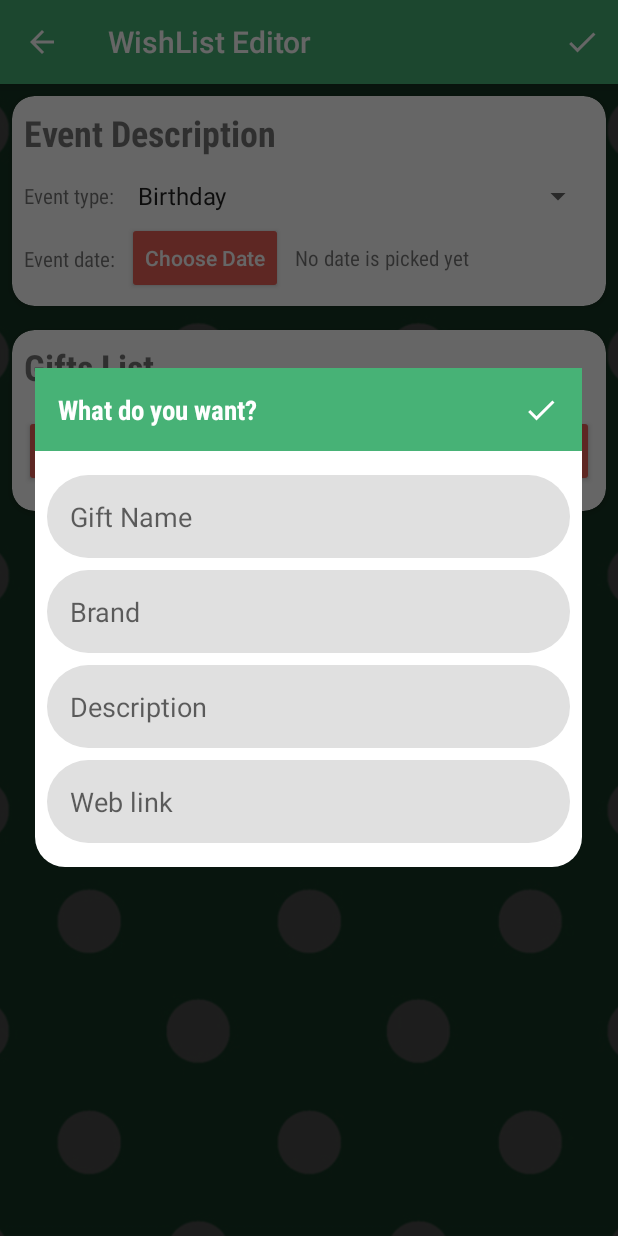
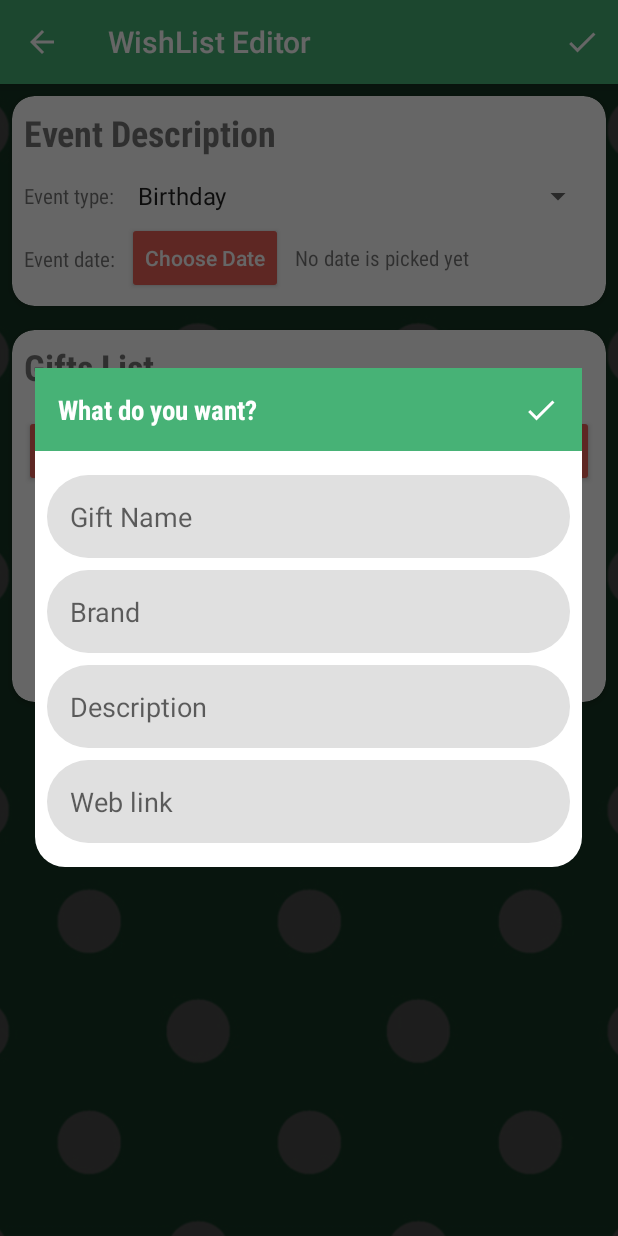
Before and after one commit to omar745/Get-Me, an Android app: the WishListEditorActivity screen opened directly, with no data from a screen before it, after a tap on "Add Gift", on a phone screen of 412 x 824 dp. Run offline under Robolectric (Android 15) with nearby library versions, the phone set to English and light mode, and no system bars; our stand-ins replace ButterKnife, Firebase (no records; nobody signed in at launch, a user with empty details on screens opened directly); libraries missing offline, so code that uses them is left out: com.facebook.

Commit message:
Add gift picker and make it functional

```diff
--- a/app/src/main/java/com/mouris/mario/getme/ui/gift_editor_dialog/GiftEditorDialog.java
+++ b/app/src/main/java/com/mouris/mario/getme/ui/gift_editor_dialog/GiftEditorDialog.java
@@ -3,6 +3,7 @@ package com.mouris.mario.getme.ui.gift_editor_dialog;
 import android.annotation.SuppressLint;
 import android.app.AlertDialog;
 import android.app.Dialog;
+import android.arch.lifecycle.ViewModelProviders;
 import android.graphics.Color;
 import android.graphics.drawable.ColorDrawable;
 import android.graphics.drawable.InsetDrawable;
@@ -12,14 +13,33 @@ import android.support.v4.app.DialogFragment;
 import android.view.LayoutInflater;
 import android.view.View;
 import android.view.WindowManager;
+import android.widget.EditText;
+import android.widget.Toast;
 
 import com.mouris.mario.getme.R;
+import com.mouris.mario.getme.data.actors.Gift;
 
+import butterknife.BindView;
 import butterknife.ButterKnife;
+import butterknife.OnClick;
 
 //TODO: Fix glitch when keyboard shows (Wrap content scrollview)
 public class GiftEditorDialog extends DialogFragment {
     public static final String DIALOG_TAG = "gift_editor_dialog_tag";
+
+    @BindView(R.id.gift_name_editText) EditText mGiftNameEt;
+    @BindView(R.id.description_editText) EditText mDescriptionEt;
+    @BindView(R.id.brand_editText) EditText mBrandEt;
+    @BindView(R.id.web_link_editText) EditText mWebLinkEt;
+
+    private GiftEditorViewModel mViewModel;
+    private OnGiftSave mGiftSaveListener;
+
+    public GiftEditorDialog() { }
+
+    public void setOnGiftSaveListener(OnGiftSave listener) {
+        mGiftSaveListener = listener;
+    }
 
     @NonNull
     @SuppressLint("InflateParams")
@@ -51,5 +71,57 @@ public class GiftEditorDialog extends DialogFragment {
             InsetDrawable inset = new InsetDrawable(back, 20);
             getDialog().getWindow().setBackgroundDrawable(inset);
         }
+
+        mViewModel = ViewModelProviders.of(this).get(GiftEditorViewModel.class);
+
+        if (mViewModel.gift == null) {
+            mViewModel.gift = new Gift();
+        } else {
+            mGiftNameEt.setText(mViewModel.gift.gift_name);
+            mBrandEt.setText(mViewModel.gift.brand);
+            mDescriptionEt.setText(mViewModel.gift.description);
+            mWebLinkEt.setText(mViewModel.gift.web_link);
+        }
+
+    }
+
+    @Override
+    public void onPause() {
+        super.onPause();
+
+        mViewModel.gift.gift_name = getStringOrNull(mGiftNameEt);
+        mViewModel.gift.brand = getStringOrNull(mBrandEt);
+        mViewModel.gift.description = getStringOrNull(mDescriptionEt);
+        mViewModel.gift.web_link = getStringOrNull(mWebLinkEt);
+    }
+
+    @OnClick(R.id.save_button)
+    void saveButtonClicked() {
+        if (mGiftNameEt.getText().toString().isEmpty()) {
+            Toast.makeText(getContext(), R.string.empty_gift_name_toast, Toast.LENGTH_LONG).show();
+        } else {
+            mViewModel.gift.gift_name = getStringOrNull(mGiftNameEt);
+            mViewModel.gift.brand = getStringOrNull(mBrandEt);
+            mViewModel.gift.description = getStringOrNull(mDescriptionEt);
+            mViewModel.gift.web_link = getStringOrNull(mWebLinkEt);
+
+            mGiftSaveListener.onGiftSaved(mViewModel.gift);
+
+            Toast.makeText(getContext(), R.string.gift_saved_successfully, Toast.LENGTH_LONG).show();
+
+            dismiss();
+        }
+    }
+
+    private String getStringOrNull(EditText editText) {
+        if (editText.getText().toString().isEmpty() || editText.getText() == null) {
+            return null;
+        } else {
+            return editText.getText().toString();
+        }
+    }
+
+    public interface OnGiftSave {
+        void onGiftSaved(Gift gift);
     }
 }
--- /dev/null
+++ b/app/src/main/java/com/mouris/mario/getme/ui/gift_editor_dialog/GiftEditorViewModel.java
@@ -0,0 +1,11 @@
+package com.mouris.mario.getme.ui.gift_editor_dialog;
+
+import android.arch.lifecycle.ViewModel;
+
+import com.mouris.mario.getme.data.actors.Gift;
+
+public class GiftEditorViewModel extends ViewModel {
+
+    public Gift gift;
+
+}
--- a/app/src/main/java/com/mouris/mario/getme/ui/wishlist_editor_activity/WishListEditorActivity.java
+++ b/app/src/main/java/com/mouris/mario/getme/ui/wishlist_editor_activity/WishListEditorActivity.java
@@ -3,7 +3,6 @@ package com.mouris.mario.getme.ui.wishlist_editor_activity;
 import android.app.DatePickerDialog;
 import android.arch.lifecycle.ViewModelProviders;
 import android.support.design.widget.Snackbar;
-import android.support.v4.app.DialogFragment;
 import android.support.v7.app.AppCompatActivity;
 import android.os.Bundle;
 import android.support.v7.widget.LinearLayoutManager;
@@ -17,6 +16,7 @@ import android.widget.Spinner;
 import android.widget.TextView;
 
 import com.mouris.mario.getme.R;
+import com.mouris.mario.getme.data.actors.Gift;
 import com.mouris.mario.getme.data.actors.WishList;
 import com.mouris.mario.getme.ui.adapters.GiftsAdapter;
 import com.mouris.mario.getme.ui.gift_editor_dialog.GiftEditorDialog;
@@ -28,7 +28,7 @@ import butterknife.ButterKnife;
 import butterknife.OnClick;
 
 public class WishListEditorActivity extends AppCompatActivity
-        implements GiftsAdapter.GiftViewHolder.OnItemClickListener {
+        implements GiftsAdapter.GiftViewHolder.OnItemClickListener, GiftEditorDialog.OnGiftSave {
 
     public static final String WISH_LIST_EXTRA = "wish_list_extra_key";
 
@@ -55,9 +55,14 @@ public class WishListEditorActivity extends AppCompatActivity
 
         //Initiate gifts recyclerView
         mGiftsRv.setLayoutManager(new LinearLayoutManager(this));
+        mGiftsRv.setNestedScrollingEnabled(false);
         mGiftsAdapter = new GiftsAdapter(null, this);
         mGiftsRv.setAdapter(mGiftsAdapter);
 
+        //Set gifts list to recyclerView if not null
+        if (mViewModel.giftsList != null) {
+            mGiftsAdapter.setGiftsList(mViewModel.giftsList);
+        }
 
         //Check if in editing or creation mode (Check if WishList is null first)
         if (mViewModel.wishList == null) {
@@ -75,6 +80,9 @@ public class WishListEditorActivity extends AppCompatActivity
             mDateTv.setText(mViewModel.eventDate);
         }
 
+        //Listen for number of items in adapter to show/hide emptyPlaceholder
+        setEmptyPlaceholderState();
+
         //On item selected listener for spinner (Called when activity is created)
         mEventTypeSpinner.setOnItemSelectedListener(new AdapterView.OnItemSelectedListener() {
             @Override
@@ -89,9 +97,18 @@ public class WishListEditorActivity extends AppCompatActivity
         });
     }
 
+    private void setEmptyPlaceholderState(){
+        if (mGiftsAdapter.getItemCount() == 0) {
+            mGiftsEmptyLayout.setVisibility(View.VISIBLE);
+        } else {
+            mGiftsEmptyLayout.setVisibility(View.GONE);
+        }
+    }
+
     @OnClick(R.id.add_gift_button)
     void addGiftButtonClicked() {
-        DialogFragment giftDialog = new GiftEditorDialog();
+        GiftEditorDialog giftDialog = new GiftEditorDialog();
+        giftDialog.setOnGiftSaveListener(this);
         giftDialog.show(getSupportFragmentManager(), GiftEditorDialog.DIALOG_TAG);
     }
 
@@ -120,6 +137,13 @@ public class WishListEditorActivity extends AppCompatActivity
     }
 
     @Override
+    public void onGiftSaved(Gift gift) {
+        mViewModel.giftsList.add(gift);
+        mGiftsAdapter.setGiftsList(mViewModel.giftsList);
+        setEmptyPlaceholderState();
+    }
+
+    @Override
     public boolean onCreateOptionsMenu(Menu menu) {
         getMenuInflater().inflate(R.menu.menu_wishlist_editor, menu);
         return true;
@@ -127,6 +151,9 @@ public class WishListEditorActivity extends AppCompatActivity
 
     @Override
     public boolean onOptionsItemSelected(MenuItem item) {
+        if (item.getItemId() == R.id.action_save_wishlist) {
+
+        }
         return super.onOptionsItemSelected(item);
     }
 }
--- a/app/src/main/java/com/mouris/mario/getme/ui/wishlist_editor_activity/WishListEditorViewModel.java
+++ b/app/src/main/java/com/mouris/mario/getme/ui/wishlist_editor_activity/WishListEditorViewModel.java
@@ -2,17 +2,23 @@ package com.mouris.mario.getme.ui.wishlist_editor_activity;
 
 import android.arch.lifecycle.ViewModel;
 
+import com.mouris.mario.getme.data.actors.Gift;
 import com.mouris.mario.getme.data.actors.WishList;
 import com.mouris.mario.getme.data.repositories.GeneralRepository;
+
+import java.util.ArrayList;
+import java.util.List;
 
 public class WishListEditorViewModel extends ViewModel {
 
     private GeneralRepository mRepository;
     WishList wishList;
+    List<Gift> giftsList;
     String eventDate;
 
     public WishListEditorViewModel() {
         mRepository = GeneralRepository.getInstance();
+        giftsList = new ArrayList<>();
     }
 
 
--- a/app/src/main/res/layout/item_gift.xml
+++ b/app/src/main/res/layout/item_gift.xml
@@ -10,7 +10,8 @@
 
     <android.support.constraint.ConstraintLayout
         android:layout_width="match_parent"
-        android:layout_height="wrap_content">
+        android:layout_height="wrap_content"
+        android:layout_marginBottom="8dp">
 
 
         <TextView
@@ -59,7 +60,6 @@
             android:id="@+id/web_link_textView"
             android:layout_width="0dp"
             android:layout_height="0dp"
-            android:layout_marginBottom="16dp"
             android:layout_marginEnd="8dp"
             android:layout_marginStart="8dp"
             android:layout_marginTop="16dp"
--- a/app/src/main/res/values/strings.xml
+++ b/app/src/main/res/values/strings.xml
@@ -67,6 +67,8 @@
     <string name="gift_brand_hint">Brand</string>
     <string name="gift_description_hint">Description</string>
     <string name="gift_web_link_hint">Web link</string>
+    <string name="empty_gift_name_toast">Cannot save gift with out name</string>
+    <string name="gift_saved_successfully">Gift saved successfully</string>
 
 
     <!-- TODO: Remove or change this placeholder text -->
```
